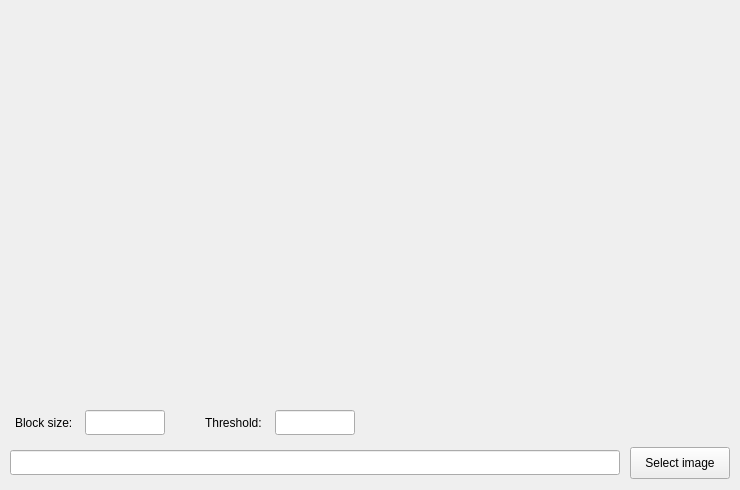
Before: the Qt Designer form DCT2/mainwindow.ui in Deivmercer/DiscreteCosineTransform, drawn with Qt 5.
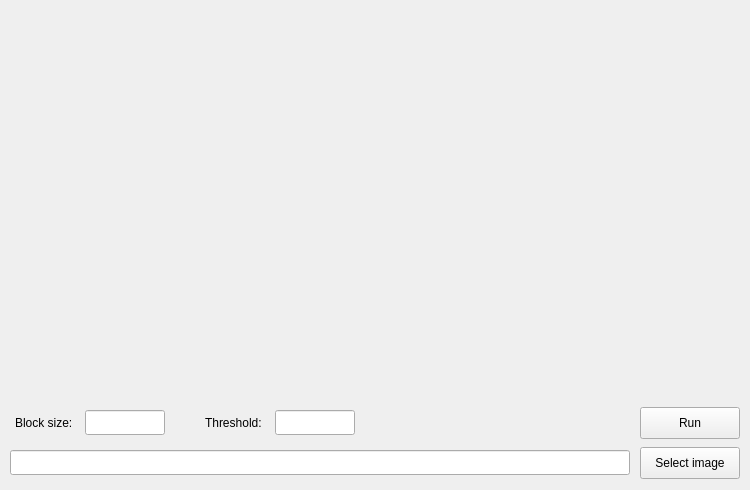
After: the same form once the commit is applied.

```diff
--- a/DCT2/mainwindow.ui
+++ b/DCT2/mainwindow.ui
@@ -9,7 +9,7 @@
    <rect>
     <x>0</x>
     <y>0</y>
-    <width>740</width>
+    <width>750</width>
     <height>490</height>
    </rect>
   </property>
@@ -21,13 +21,13 @@
   </property>
   <property name="minimumSize">
    <size>
-    <width>740</width>
+    <width>750</width>
     <height>490</height>
    </size>
   </property>
   <property name="maximumSize">
    <size>
-    <width>740</width>
+    <width>750</width>
     <height>490</height>
    </size>
   </property>
@@ -38,7 +38,7 @@
    <widget class="QPushButton" name="selectImageButton">
     <property name="geometry">
      <rect>
-      <x>630</x>
+      <x>640</x>
       <y>447</y>
       <width>100</width>
       <height>32</height>
@@ -83,7 +83,7 @@
    <widget class="QLabel" name="resultPreviewLabel">
     <property name="geometry">
      <rect>
-      <x>370</x>
+      <x>380</x>
       <y>10</y>
       <width>360</width>
       <height>360</height>
@@ -198,23 +198,36 @@
      <rect>
       <x>10</x>
       <y>450</y>
-      <width>610</width>
+      <width>620</width>
       <height>25</height>
      </rect>
     </property>
     <property name="minimumSize">
      <size>
-      <width>610</width>
+      <width>620</width>
       <height>25</height>
      </size>
     </property>
     <property name="maximumSize">
      <size>
-      <width>610</width>
+      <width>620</width>
       <height>25</height>
      </size>
     </property>
    </widget>
+   <widget class="QPushButton" name="runButton">
+    <property name="geometry">
+     <rect>
+      <x>640</x>
+      <y>407</y>
+      <width>100</width>
+      <height>32</height>
+     </rect>
+    </property>
+    <property name="text">
+     <string>Run</string>
+    </property>
+   </widget>
   </widget>
  </widget>
  <resources/>
```
